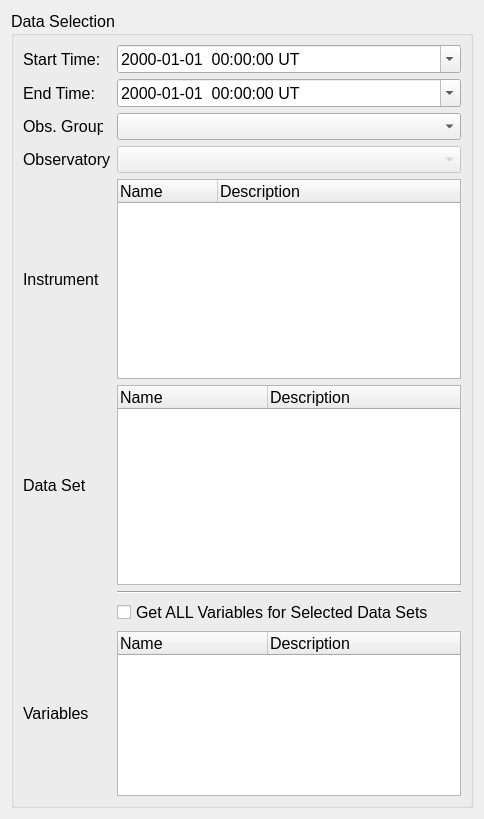
Above: ghost-kit/CDAweb/ui/ScInfoPropWidget.ui from ghost-kit/GHOST before the change. Below: the same form after it.
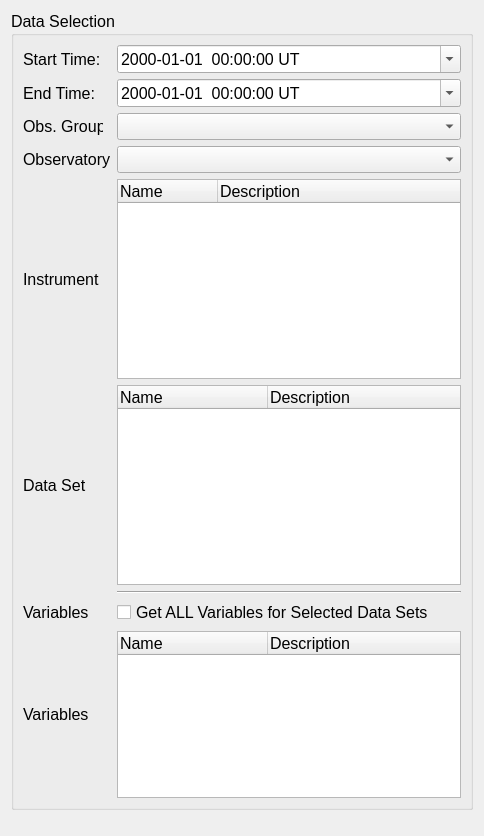
That is the form after the change. Custom widgets are drawn as their Qt base class.

Commit message: All selectors functioning.  Have written first run at Apply button, but the code doesn't quite work correctly.  Need to track down the problem that generates incorrect strings after the first apply.  Might have something to do with the trackers.  will fix tomorrow.

Patch:
```diff
--- a/ghost-kit/CDAweb/ui/ScInfoPropWidget.ui
+++ b/ghost-kit/CDAweb/ui/ScInfoPropWidget.ui
@@ -7,7 +7,7 @@
     <x>0</x>
     <y>0</y>
     <width>484</width>
-    <height>795</height>
+    <height>836</height>
    </rect>
   </property>
   <property name="windowTitle">
@@ -257,7 +257,7 @@
       <item row="3" column="2">
        <widget class="QComboBox" name="Observatory">
         <property name="enabled">
-         <bool>false</bool>
+         <bool>true</bool>
         </property>
         <property name="minimumSize">
          <size>
@@ -336,6 +336,13 @@
         </property>
        </widget>
       </item>
+      <item row="8" column="0">
+       <widget class="QLabel" name="allVariables_Label">
+        <property name="text">
+         <string>Variables</string>
+        </property>
+       </widget>
+      </item>
      </layout>
      <zorder>Group</zorder>
      <zorder>Observatory</zorder>
```
Left out of the diff: 1 changed line with no effect on the pictures. The commit also changes 2 other files.
